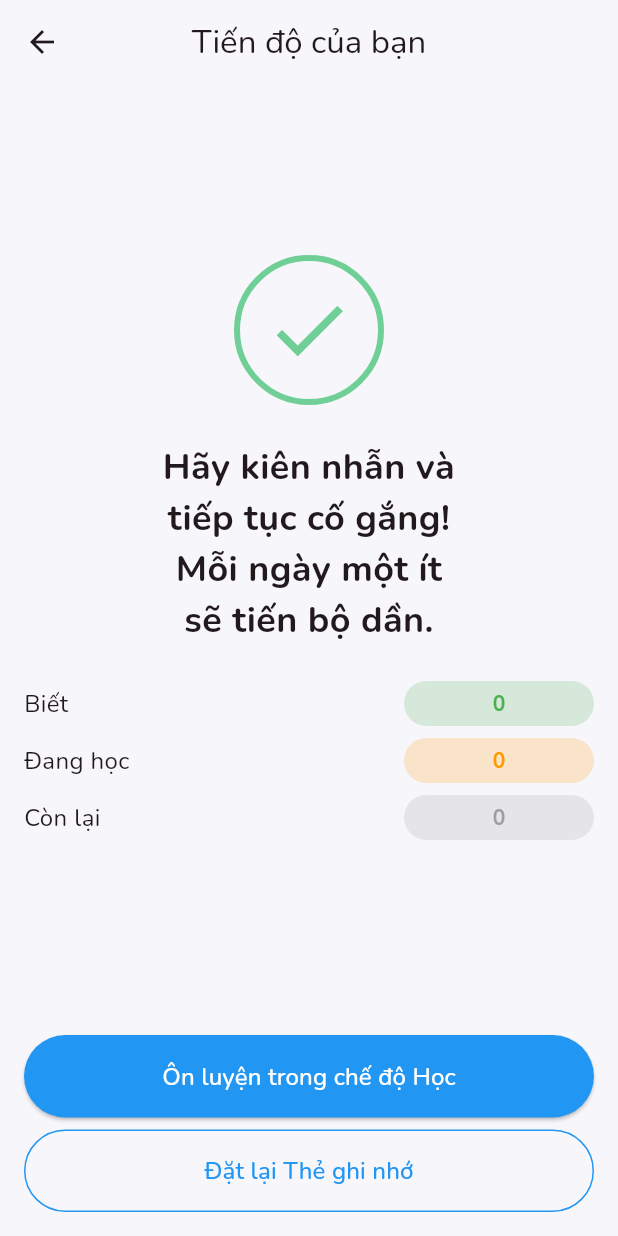
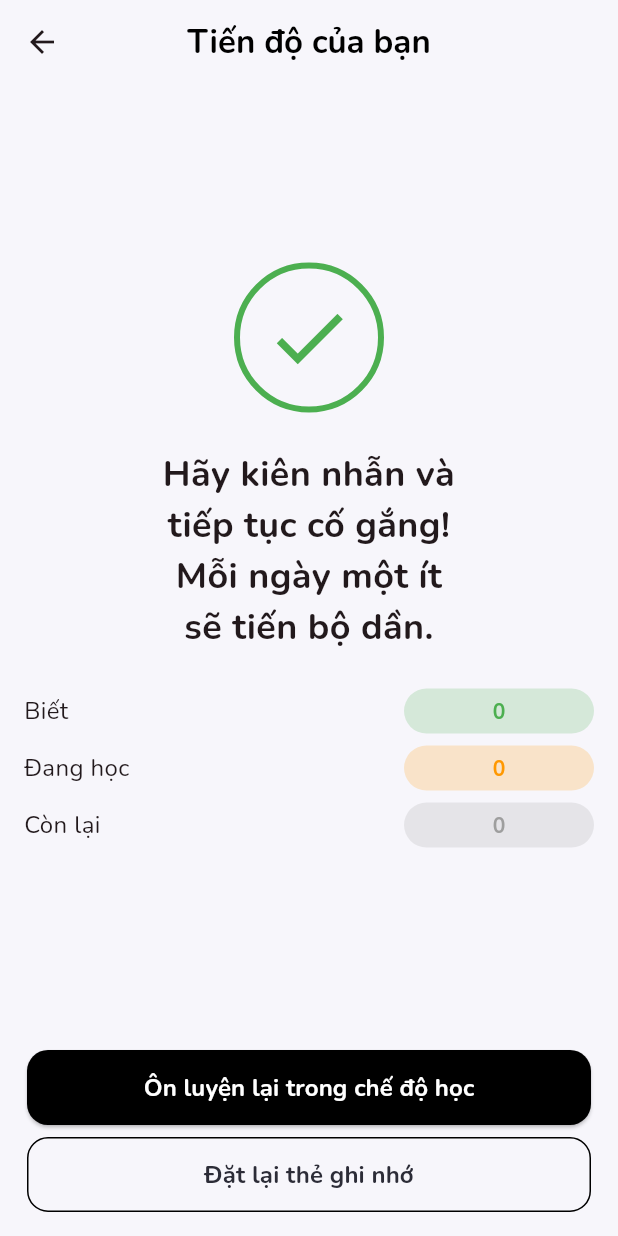
Before and after one commit to Nguyen-Anh-Duong/FatCat-FlashCard-App, a Flutter app: the SelfStudyScreen screen opened directly with empty values, on a phone screen of 412 x 824 dp. Run offline on Flutter 3.47's test engine with Material 3 defaults, Android fonts, the light colour scheme and no system bars; our stand-ins replace flip_card, flutter_card_swiper, flutter_tts.

Commit message:
duy them primary button 2 cai widget

```diff
--- a/src/frontend/lib/constants/colors.dart
+++ b/src/frontend/lib/constants/colors.dart
@@ -2,12 +2,24 @@
 
 class AppColors {
   static const Color white = Color(0xfff7f6fb);
+  static const Color lightMintGreen = Color(0xfff0f7f4);
+
+  //background
   static const Color backgroundCard = Color(0xfffefefe);
-  static const Color lightMintGreen = Color(0xfff0f7f4);
   static const Color orange = Color(0xfff2994a);
-  static const Color green = Color(0xff6fcf97);
-  static const Color greyIcon = Color(0xff7c7d91);
+  static const Color greenBg = Color(0xff6fcf97);
   static const Color greyText = Color(0xff5d5e5f);
+  static const Color backgroundButtonColor = Color(0xFF000000);
+
+  //text
   static const Color progressBarColor = Color.fromARGB(255, 84, 85, 93);
   static const Color blackText = Color.fromARGB(255, 44, 44, 55);
+
+  //icon color
+  static const Color greyIcon = Color(0xff7c7d91);
+
+  //bg button
+  static const Color red = Colors.red;
+  static const Color blue = Colors.blue;
+  static const Color green = Colors.green;
 }
--- a/src/frontend/lib/views/screens/intermittent_study_screen.dart
+++ b/src/frontend/lib/views/screens/intermittent_study_screen.dart
@@ -133,7 +133,16 @@
             viewModel.flipCurrentCard(context);
           }
         },
-        child: const Text('Hiện đáp án'),
+        style: ElevatedButton.styleFrom(
+          backgroundColor: AppColors.backgroundButtonColor,
+          foregroundColor: AppColors.white,
+          shape:
+              RoundedRectangleBorder(borderRadius: BorderRadius.circular(14)),
+        ),
+        child: const Text(
+          'Hiện đáp án',
+          style: TextStyle(fontSize: 16, fontWeight: FontWeight.w600),
+        ),
       ),
     );
   }
@@ -142,10 +151,13 @@
     return Row(
       children: [
         _buildOptionButton(
-            'Học lại', Colors.red, () => viewModel.answerCard(0)),
-        _buildOptionButton('Khó', Colors.orange, () => viewModel.answerCard(1)),
-        _buildOptionButton('Tốt', Colors.blue, () => viewModel.answerCard(2)),
-        _buildOptionButton('Dễ', Colors.green, () => viewModel.answerCard(3)),
+            'Học lại', AppColors.red, () => viewModel.answerCard(0)),
+        _buildOptionButton(
+            'Khó', AppColors.orange, () => viewModel.answerCard(1)),
+        _buildOptionButton(
+            'Tốt', AppColors.blue, () => viewModel.answerCard(2)),
+        _buildOptionButton(
+            'Dễ', AppColors.green, () => viewModel.answerCard(3)),
       ],
     );
   }
--- a/src/frontend/lib/views/screens/review_study_screen.dart
+++ b/src/frontend/lib/views/screens/review_study_screen.dart
@@ -1,4 +1,6 @@
 import 'package:FatCat/viewmodels/review_screen_view_model.dart';
+import 'package:FatCat/views/widgets/primary_button_widget.dart';
+import 'package:FatCat/views/widgets/primary_outline_button.dart';
 import 'package:flutter/material.dart';
 import 'package:FatCat/constants/colors.dart';
 import 'package:provider/provider.dart';
@@ -32,7 +34,13 @@
         return Scaffold(
           appBar: AppBar(
             backgroundColor: AppColors.white,
-            title: const Text('Tiến độ của bạn'),
+            title: const Text(
+              'Tiến độ của bạn',
+              style: TextStyle(
+                  color: Colors.black,
+                  fontWeight: FontWeight.bold,
+                  fontSize: 22),
+            ),
             centerTitle: true,
             elevation: 0,
           ),
@@ -105,39 +113,11 @@
                   padding: const EdgeInsets.all(16.0),
                   child: Column(
                     children: [
-                      SizedBox(
-                        width: double.infinity,
-                        child: ElevatedButton(
-                          onPressed: () {
-                            // TODO: Implement "Ôn luyện trong chế độ Học" functionality
-                          },
-                          style: ElevatedButton.styleFrom(
-                            backgroundColor: Colors.blue,
-                            padding: const EdgeInsets.symmetric(vertical: 16),
-                          ),
-                          child: const Text(
-                            'Ôn luyện trong chế độ Học',
-                            style: TextStyle(color: Colors.white, fontSize: 16),
-                          ),
-                        ),
-                      ),
+                      primaryButton('Ôn luyện lại trong chế độ học', () {
+                        print("hi");
+                      }),
                       const SizedBox(height: 8),
-                      SizedBox(
-                        width: double.infinity,
-                        child: OutlinedButton(
-                          onPressed: () {
-                            // TODO: Implement "Đặt lại Thẻ ghi nhớ" functionality
-                          },
-                          style: OutlinedButton.styleFrom(
-                            side: const BorderSide(color: Colors.blue),
-                            padding: const EdgeInsets.symmetric(vertical: 16),
-                          ),
-                          child: const Text(
-                            'Đặt lại Thẻ ghi nhớ',
-                            style: TextStyle(color: Colors.blue, fontSize: 16),
-                          ),
-                        ),
-                      ),
+                      primaryOutlineButton('Đặt lại thẻ ghi nhớ', () {})
                     ],
                   ),
                 ),
--- a/src/frontend/lib/views/screens/self_study_screen.dart
+++ b/src/frontend/lib/views/screens/self_study_screen.dart
@@ -126,7 +126,7 @@
                               child: Column(
                                 children: [
                                   Text(
-                                    'Biết\n${viewModel.orangeScore}',
+                                    'Biết\n${viewModel.greenScore}',
                                     style: const TextStyle(
                                       color: Colors.green,
                                       fontSize: 16,
--- a/src/frontend/lib/views/widgets/deck_cart_widget.dart
+++ b/src/frontend/lib/views/widgets/deck_cart_widget.dart
@@ -19,7 +19,7 @@
           context,
           MaterialPageRoute(
             builder: (context) =>
-                IntermittentStudyScreen(cards: cardsForDecks[deck.id]!),
+                SelfStudyScreen(cards: cardsForDecks[deck.id]!),
           ),
         );
       },
--- /dev/null
+++ b/src/frontend/lib/views/widgets/primary_button_widget.dart
@@ -0,0 +1,32 @@
+import 'package:FatCat/constants/colors.dart';
+import 'package:flutter/material.dart';
+
+Widget primaryButton(String text, VoidCallback onPress) {
+  return SizedBox(
+    height: 50,
+    width: double.infinity,
+    child: Padding(
+      padding: const EdgeInsets.fromLTRB(2, 0, 2, 0),
+      child: ElevatedButton(
+        onPressed: onPress,
+        style: ElevatedButton.styleFrom(
+          backgroundColor: AppColors.backgroundButtonColor,
+          foregroundColor: AppColors.white,
+          shape:
+              RoundedRectangleBorder(borderRadius: BorderRadius.circular(14)),
+          padding: const EdgeInsets.symmetric(horizontal: 0.0),
+        ),
+        child: Text(
+          text,
+          style: const TextStyle(
+            color: Colors.white,
+            fontSize: 16,
+            fontWeight: FontWeight.bold,
+          ),
+          maxLines: 1,
+          overflow: TextOverflow.ellipsis,
+        ),
+      ),
+    ),
+  );
+}
--- /dev/null
+++ b/src/frontend/lib/views/widgets/primary_outline_button.dart
@@ -0,0 +1,33 @@
+import 'package:FatCat/constants/colors.dart';
+import 'package:flutter/material.dart';
+
+Widget primaryOutlineButton(String text, VoidCallback onPress) {
+  return SizedBox(
+    height: 50,
+    width: double.infinity,
+    child: Padding(
+      padding: const EdgeInsets.fromLTRB(2, 0, 2, 0),
+      child: OutlinedButton(
+        onPressed: onPress,
+        style: OutlinedButton.styleFrom(
+          side: const BorderSide(color: AppColors.backgroundButtonColor),
+          backgroundColor: AppColors.white,
+          foregroundColor: AppColors.backgroundButtonColor,
+          shape:
+              RoundedRectangleBorder(borderRadius: BorderRadius.circular(14)),
+          padding: const EdgeInsets.symmetric(horizontal: 0.0),
+        ),
+        child: Text(
+          text,
+          style: const TextStyle(
+            color: AppColors.blackText,
+            fontSize: 16,
+            fontWeight: FontWeight.bold,
+          ),
+          maxLines: 1,
+          overflow: TextOverflow.ellipsis,
+        ),
+      ),
+    ),
+  );
+}
```
